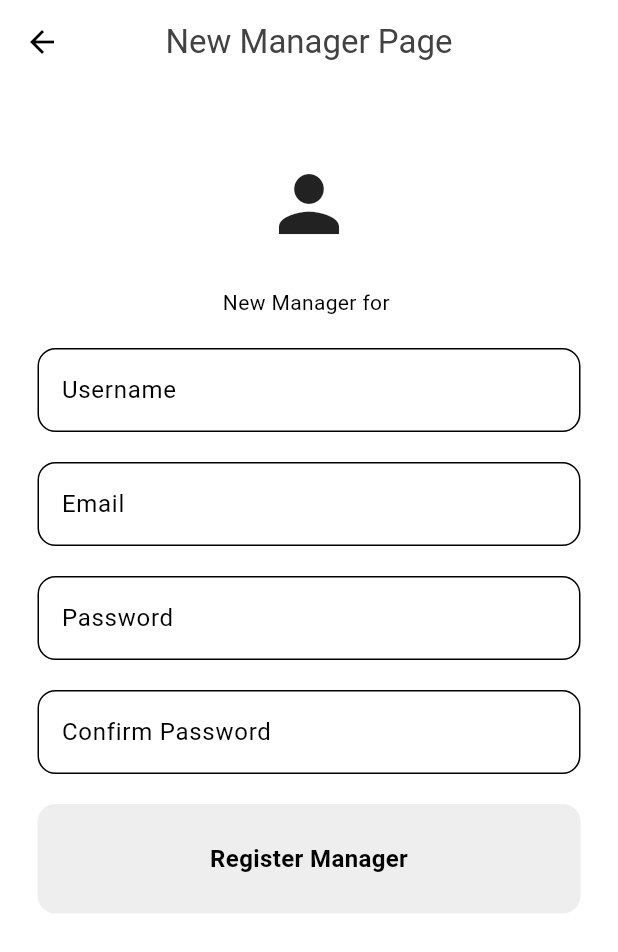
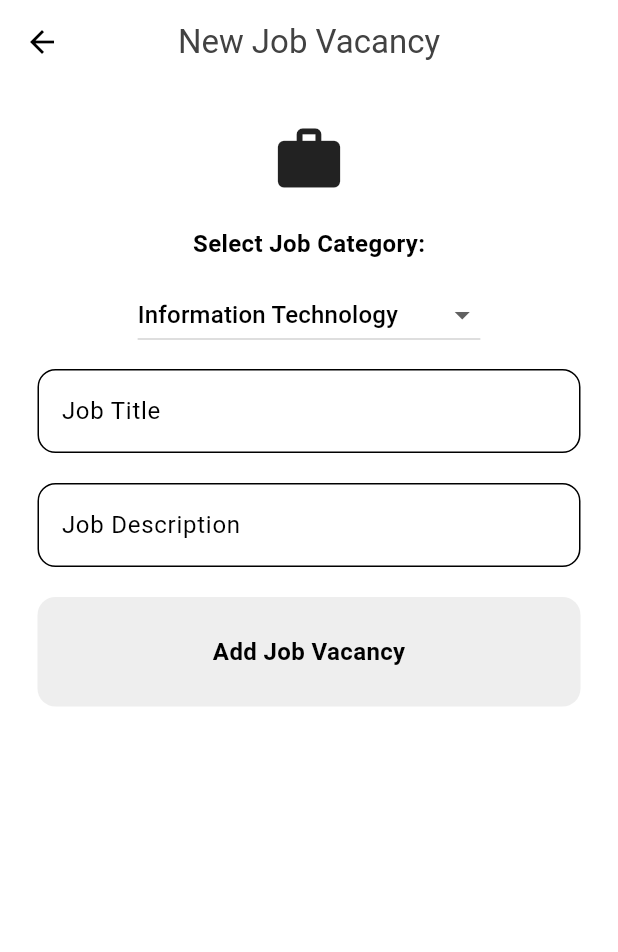
Before and after one commit to ravindu146/Job-Portal-Admin-App-Flutter-, a Flutter app: the CompanyPage screen opened directly with empty values, after a tap on "Add New Job Vacancy", on a phone screen of 412 x 824 dp. Shown: the top 952 px of the screen. Run offline on Flutter 3.47's test engine with Material 3 defaults, Android fonts, the light colour scheme and no system bars; our stand-ins replace cloud_firestore, firebase_auth, firebase_core; accounts and stored records are empty.

Commit message:
JobPortalAdmin : Added new page to add new job Vacancies and display jobs in the company page

```diff
--- a/lib/main.dart
+++ b/lib/main.dart
@@ -5,6 +5,7 @@ import 'package:job_portal_admin_app/firebase_options.dart';
 import 'package:job_portal_admin_app/pages/companies_page.dart';
 import 'package:job_portal_admin_app/pages/company_page.dart';
 import 'package:job_portal_admin_app/pages/home_page.dart';
+import 'package:job_portal_admin_app/pages/new_job_vacancy_page.dart';
 import 'package:job_portal_admin_app/pages/new_manager_page.dart';
 import 'package:job_portal_admin_app/pages/profile_page.dart';
 import 'package:job_portal_admin_app/pages/register_page.dart';
@@ -41,6 +42,7 @@ class MyApp extends StatelessWidget {
         '/add_new_company': (context) => NewCompanyPage(),
         '/company_page': (context) => CompanyPage(),
         '/add_new_manager': (context) => NewManagerPage(),
+        '/add_new_job_vacancy_page': (context) => NewJobVacancyPage()
       },
     );
   }
--- a/lib/pages/companies_page.dart
+++ b/lib/pages/companies_page.dart
@@ -95,6 +95,7 @@ class CompaniesPage extends StatelessWidget {
                                 'companyAddress': address,
                                 'addedByUsername': addedByUsername,
                                 'addedByRole': addedByRole,
+                                'addedBy': addedBy
                               });
                         },
                       );
--- a/lib/pages/company_page.dart
+++ b/lib/pages/company_page.dart
@@ -23,6 +23,21 @@ class _CompanyPageState extends State<CompanyPage> {
             .toList());
   }
 
+  Stream<List<Map<String, dynamic>>> getJobVacanciesForCompanyStream(
+      String companyId) {
+    return FirebaseFirestore.instance
+        .collection('JobVacancies')
+        .where('company_id', isEqualTo: companyId)
+        .orderBy('timestamp', descending: true)
+        .snapshots()
+        .map((querySnapshot) => querySnapshot.docs
+            .map((doc) => {
+                  ...doc.data() as Map<String, dynamic>,
+                  'timestamp': doc['timestamp']?.millisecondsSinceEpoch,
+                })
+            .toList());
+  }
+
   @override
   Widget build(BuildContext context) {
     final Map<String, dynamic>? args =
@@ -34,9 +49,10 @@ class _CompanyPageState extends State<CompanyPage> {
     final String companyAddress = args!['companyAddress'];
     final String addedByUsername = args!['addedByUsername'];
     final String addedByRole = args!['addedByRole'];
+    final String addedBy = args!['addedBy'];
 
-    void redirectToNewPage(BuildContext context) {
-      Navigator.pushNamed(context, '/add_new_manager',
+    void redirectToNewPage(BuildContext context, String routePath) {
+      Navigator.pushNamed(context, routePath,
           arguments: {'companyName': companyName, 'companyId': companyId});
     }
 
@@ -89,12 +105,12 @@ class _CompanyPageState extends State<CompanyPage> {
               ),
               MyAddButon(
                 onTap: () {
-                  redirectToNewPage(context);
+                  redirectToNewPage(context, '/add_new_manager');
                 },
                 text: 'Add New Manager',
               ),
 
-              SizedBox(height: 20),
+              // SizedBox(height: 10),
 
               // Stream builder to display managers
               StreamBuilder(
@@ -143,14 +159,63 @@ class _CompanyPageState extends State<CompanyPage> {
               ),
               MyAddButon(
                 onTap: () {
-                  redirectToNewPage(
-                    context,
-                  );
+                  Navigator.pushNamed(context, '/add_new_job_vacancy_page',
+                      arguments: {
+                        'companyId': companyId,
+                        'companyName': companyName,
+                        'addedBy': addedBy,
+                        'addedByUsername': addedByUsername,
+                        'addedByRole': addedByRole,
+                      });
                 },
                 text: 'Add New Job Vacancy',
               ),
 
               SizedBox(height: 20),
+
+              // Stream builder to display managers
+              StreamBuilder(
+                stream: getJobVacanciesForCompanyStream(companyId),
+                builder: (context,
+                    AsyncSnapshot<List<Map<String, dynamic>>> snapshot) {
+                  // Show loading circle
+                  if (snapshot.connectionState == ConnectionState.waiting) {
+                    return Center(
+                      child: CircularProgressIndicator(),
+                    );
+                  }
+
+                  // Error
+                  if (snapshot.hasError) {
+                    return Text(
+                        'Error loading Job Vacancies for the company: ${snapshot.error}');
+                  }
+
+                  //If has no data
+                  if (!snapshot.hasData || snapshot.data!.isEmpty) {
+                    return Text('No Job vacancies Added');
+                  }
+
+                  // List of Managers
+                  final jobVacancies = snapshot.data!;
+
+                  return ListView.builder(
+                    shrinkWrap: true,
+                    itemCount: jobVacancies.length,
+                    itemBuilder: (context, index) {
+                      final jobVacancy = jobVacancies[index];
+                      final String jobTitle = jobVacancy['job_title'];
+                      final String jobDescription =
+                          jobVacancy['job_description'];
+
+                      return ListTile(
+                        title: Text('Job title: $jobTitle'),
+                        subtitle: Text('$jobDescription'),
+                      );
+                    },
+                  );
+                },
+              ),
             ],
           ),
         ),
--- /dev/null
+++ b/lib/pages/new_job_vacancy_page.dart
@@ -0,0 +1,167 @@
+import 'package:cloud_firestore/cloud_firestore.dart';
+import 'package:flutter/material.dart';
+import 'package:job_portal_admin_app/components/my_button.dart';
+import 'package:job_portal_admin_app/components/my_textfield.dart';
+import 'package:job_portal_admin_app/helper/helper_functions.dart';
+
+class NewJobVacancyPage extends StatefulWidget {
+  NewJobVacancyPage({super.key});
+
+  @override
+  State<NewJobVacancyPage> createState() => _NewJobVacancyPageState();
+}
+
+class _NewJobVacancyPageState extends State<NewJobVacancyPage> {
+  // Text editing controllers
+  TextEditingController jobTitleController = TextEditingController();
+  TextEditingController jobDescriptionController = TextEditingController();
+
+  String selectedJobCategory = 'Information Technology';
+
+  // List of job categories
+  List<String> jobCategories = [
+    'Information Technology',
+    'Healthcare',
+    'Finance',
+    'Marketing',
+    'Sales',
+    'Customer Service',
+    'Education',
+    'Engineering',
+    'Human Resources',
+    'Administrative',
+    'Manufacturing',
+    'Retail',
+    'Hospitality',
+    'Arts and Design',
+    'Media and Communications',
+    'Science',
+    'Construction',
+    'Social Services',
+    'Legal',
+    'Transportation',
+    'Other',
+  ];
+
+  @override
+  Widget build(BuildContext context) {
+    final Map<String, dynamic>? args =
+        ModalRoute.of(context)?.settings.arguments as Map<String, dynamic>?;
+
+    // Extracting information
+    final String companyId = args!['companyId'];
+    final String companyName = args!['companyName'];
+    final String addedByUsername = args!['addedByUsername'];
+    final String addedByRole = args!['addedByRole'];
+    final String addedBy = args!['addedBy'];
+
+    void addNewVacancyDocument() {
+      // Loading circle
+      showDialog(
+        context: context,
+        builder: (context) {
+          return Center(child: CircularProgressIndicator());
+        },
+      );
+
+      // Try saving the document
+
+      try {
+        FirebaseFirestore.instance.collection('JobVacancies').add({
+          'job_title': jobTitleController.text,
+          'job_description': jobDescriptionController.text,
+          'category': selectedJobCategory,
+          'added_by': addedBy, // added user's id
+          'added_by_username': addedByUsername,
+          'company_id': companyId,
+          'company_name': companyName,
+          'timestamp': Timestamp.now(),
+        });
+
+        Navigator.pop(context);
+      } on FirebaseException catch (e) {
+        Navigator.pop(context);
+        displayMessageToUser(e.code, context);
+      }
+      Navigator.pop(context);
+    }
+
+    return Scaffold(
+      appBar: AppBar(
+        title: Text(
+          'New Job Vacancy',
+          style: TextStyle(color: Theme.of(context).colorScheme.inversePrimary),
+        ),
+        centerTitle: true,
+      ),
+      body: Center(
+        child: Padding(
+          padding: const EdgeInsets.all(25),
+          child: Column(
+            children: [
+              //     // Logo
+              Icon(
+                Icons.work,
+                size: 50,
+              ),
+
+              SizedBox(
+                height: 20,
+              ),
+
+              // ADD SELECT CATRGORY HERE
+
+              // Job Category Dropdown
+              Text(
+                'Select Job Category:',
+                style: TextStyle(fontSize: 16, fontWeight: FontWeight.bold),
+              ),
+
+              SizedBox(height: 12),
+
+              DropdownButton<String>(
+                value: selectedJobCategory,
+                onChanged: (String? newValue) {
+                  setState(() {
+                    selectedJobCategory = newValue!;
+                  });
+                },
+                items:
+                    jobCategories.map<DropdownMenuItem<String>>((String value) {
+                  return DropdownMenuItem<String>(
+                    value: value,
+                    child: Text(value),
+                  );
+                }).toList(),
+              ),
+
+              SizedBox(height: 12),
+
+              //     // Company Name Text field
+              MyTextField(
+                  hintText: 'Job Title',
+                  obsecureText: false,
+                  controller: jobTitleController),
+
+              SizedBox(
+                height: 20,
+              ),
+
+              //     // Address Text field
+              MyTextField(
+                  hintText: 'Job Description',
+                  obsecureText: false,
+                  controller: jobDescriptionController),
+
+              SizedBox(
+                height: 20,
+              ),
+
+              MyButton(text: "Add Job Vacancy", onTap: addNewVacancyDocument),
+            ],
+          ),
+        ),
+      ),
+    );
+  }
+}
```
